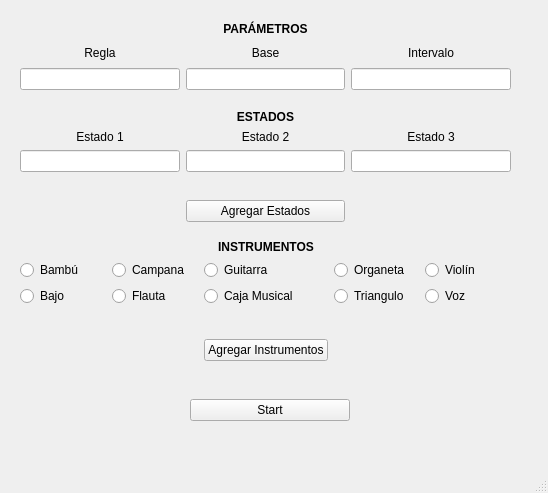
Before: the Qt Designer form Automata.ui in Python-projects-UCaldas/AutomataCelular, drawn with Qt 5.
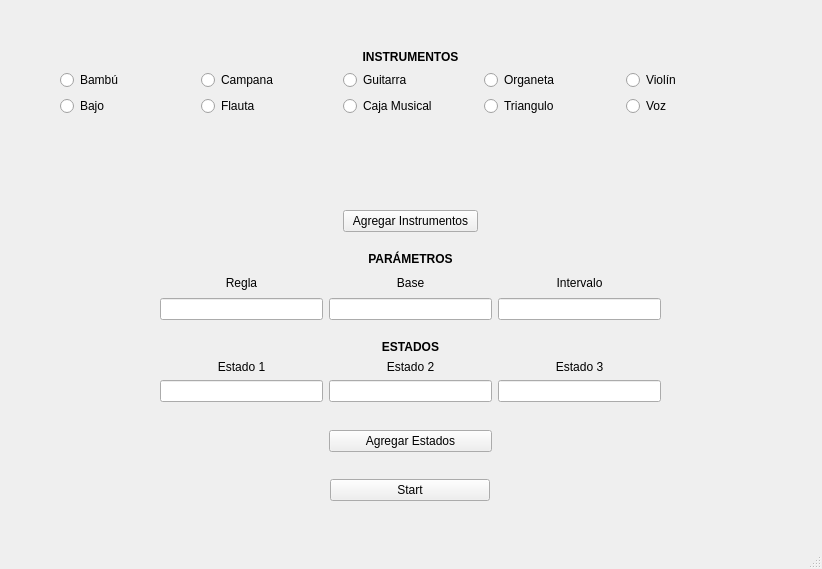
After: the same form once the commit is applied. Icons and pictures are not drawn.

Commit message: png interface

What changed in the file:
```diff
--- a/Automata.ui
+++ b/Automata.ui
@@ -6,8 +6,8 @@
    <rect>
     <x>0</x>
     <y>0</y>
-    <width>548</width>
-    <height>493</height>
+    <width>822</width>
+    <height>569</height>
    </rect>
   </property>
   <property name="windowTitle">
@@ -17,8 +17,8 @@
    <widget class="QWidget" name="verticalLayoutWidget_2">
     <property name="geometry">
      <rect>
-      <x>190</x>
-      <y>380</y>
+      <x>330</x>
+      <y>460</y>
       <width>160</width>
       <height>61</height>
      </rect>
@@ -36,9 +36,9 @@
    <widget class="QWidget" name="gridLayoutWidget_2">
     <property name="geometry">
      <rect>
-      <x>20</x>
-      <y>110</y>
-      <width>491</width>
+      <x>160</x>
+      <y>340</y>
+      <width>501</width>
       <height>112</height>
      </rect>
     </property>
@@ -123,10 +123,10 @@
    <widget class="QWidget" name="gridLayoutWidget_3">
     <property name="geometry">
      <rect>
-      <x>20</x>
-      <y>240</y>
-      <width>491</width>
-      <height>121</height>
+      <x>60</x>
+      <y>50</y>
+      <width>701</width>
+      <height>182</height>
      </rect>
     </property>
     <layout class="QGridLayout" name="gridLayout_3">
@@ -151,6 +151,16 @@
        <property name="text">
         <string>Violín</string>
        </property>
+       <property name="icon">
+        <iconset>
+         <normaloff>../../../../../imagenes/violin1.png</normaloff>../../../../../imagenes/violin1.png</iconset>
+       </property>
+       <property name="iconSize">
+        <size>
+         <width>50</width>
+         <height>50</height>
+        </size>
+       </property>
        <property name="autoExclusive">
         <bool>false</bool>
        </property>
@@ -161,6 +171,16 @@
        <property name="text">
         <string>Voz</string>
        </property>
+       <property name="icon">
+        <iconset>
+         <normaloff>../../../../../imagenes/voz.png</normaloff>../../../../../imagenes/voz.png</iconset>
+       </property>
+       <property name="iconSize">
+        <size>
+         <width>50</width>
+         <height>50</height>
+        </size>
+       </property>
        <property name="autoExclusive">
         <bool>false</bool>
        </property>
@@ -171,6 +191,16 @@
        <property name="text">
         <string>Flauta</string>
        </property>
+       <property name="icon">
+        <iconset>
+         <normaloff>../../../../../imagenes/flauta.png</normaloff>../../../../../imagenes/flauta.png</iconset>
+       </property>
+       <property name="iconSize">
+        <size>
+         <width>50</width>
+         <height>50</height>
+        </size>
+       </property>
        <property name="autoExclusive">
         <bool>false</bool>
        </property>
@@ -181,6 +211,16 @@
        <property name="text">
         <string>Caja Musical</string>
        </property>
+       <property name="icon">
+        <iconset>
+         <normaloff>../../../../../imagenes/musicBox.png</normaloff>../../../../../imagenes/musicBox.png</iconset>
+       </property>
+       <property name="iconSize">
+        <size>
+         <width>50</width>
+         <height>50</height>
+        </size>
+       </property>
        <property name="autoExclusive">
         <bool>false</bool>
        </property>
@@ -191,6 +231,16 @@
        <property name="text">
         <string>Triangulo</string>
        </property>
+       <property name="icon">
+        <iconset>
+         <normaloff>../../../../../imagenes/triangulo.png</normaloff>../../../../../imagenes/triangulo.png</iconset>
+       </property>
+       <property name="iconSize">
+        <size>
+         <width>50</width>
+         <height>50</height>
+        </size>
+       </property>
        <property name="autoExclusive">
         <bool>false</bool>
        </property>
@@ -201,6 +251,16 @@
        <property name="text">
         <string>Guitarra</string>
        </property>
+       <property name="icon">
+        <iconset>
+         <normaloff>../../../../../imagenes/guitar.png</normaloff>../../../../../imagenes/guitar.png</iconset>
+       </property>
+       <property name="iconSize">
+        <size>
+         <width>50</width>
+         <height>50</height>
+        </size>
+       </property>
        <property name="autoExclusive">
         <bool>false</bool>
        </property>
@@ -211,6 +271,16 @@
        <property name="text">
         <string>Bajo</string>
        </property>
+       <property name="icon">
+        <iconset>
+         <normaloff>../../../../../imagenes/bajo.png</normaloff>../../../../../imagenes/bajo.png</iconset>
+       </property>
+       <property name="iconSize">
+        <size>
+         <width>50</width>
+         <height>50</height>
+        </size>
+       </property>
        <property name="autoExclusive">
         <bool>false</bool>
        </property>
@@ -221,6 +291,16 @@
        <property name="text">
         <string>Organeta</string>
        </property>
+       <property name="icon">
+        <iconset>
+         <normaloff>../../../../../imagenes/organeta.jpg</normaloff>../../../../../imagenes/organeta.jpg</iconset>
+       </property>
+       <property name="iconSize">
+        <size>
+         <width>50</width>
+         <height>50</height>
+        </size>
+       </property>
        <property name="autoExclusive">
         <bool>false</bool>
        </property>
@@ -231,6 +311,16 @@
        <property name="text">
         <string>Bambú</string>
        </property>
+       <property name="icon">
+        <iconset>
+         <normaloff>../../../../../imagenes/BambooFlute.png</normaloff>../../../../../imagenes/BambooFlute.png</iconset>
+       </property>
+       <property name="iconSize">
+        <size>
+         <width>50</width>
+         <height>50</height>
+        </size>
+       </property>
        <property name="checked">
         <bool>false</bool>
        </property>
@@ -251,6 +341,16 @@
        <property name="text">
         <string>Campana</string>
        </property>
+       <property name="icon">
+        <iconset>
+         <normaloff>../../../../../imagenes/campana.png</normaloff>../../../../../imagenes/campana.png</iconset>
+       </property>
+       <property name="iconSize">
+        <size>
+         <width>50</width>
+         <height>50</height>
+        </size>
+       </property>
        <property name="checked">
         <bool>false</bool>
        </property>
@@ -277,9 +377,9 @@
    <widget class="QWidget" name="gridLayoutWidget_4">
     <property name="geometry">
      <rect>
-      <x>20</x>
-      <y>20</y>
-      <width>491</width>
+      <x>160</x>
+      <y>250</y>
+      <width>501</width>
       <height>70</height>
      </rect>
     </property>
```
Left out of the diff: 4 changed lines with no effect on the pictures.
